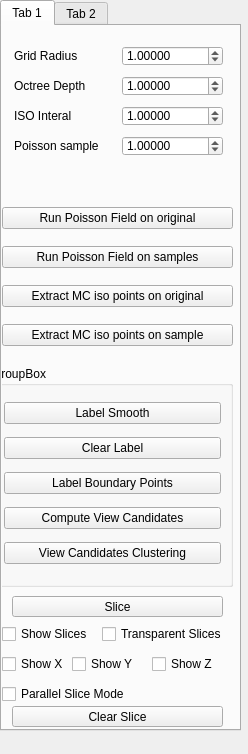
Old version of the form Point Cloud/UI/poisson_para.ui in the repository sunwaylive/quality-driven-poisson-guided-autoscanning.
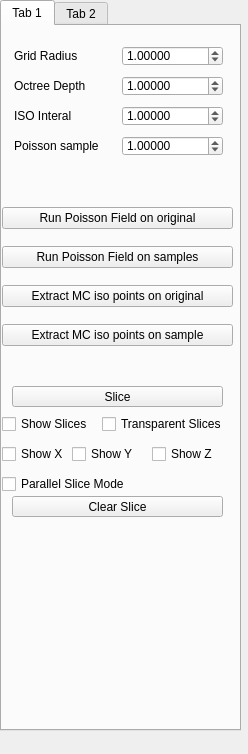
New version of the form. The open tabs and pages were chosen to show the change.

Commit message: remove: is_view_candidates, is_boundary

```diff
--- a/Point Cloud/UI/poisson_para.ui
+++ b/Point Cloud/UI/poisson_para.ui
@@ -33,7 +33,7 @@
      <property name="geometry">
       <rect>
        <x>150</x>
-       <y>630</y>
+       <y>420</y>
        <width>91</width>
        <height>16</height>
       </rect>
@@ -71,7 +71,7 @@
      <property name="geometry">
       <rect>
        <x>0</x>
-       <y>600</y>
+       <y>390</y>
        <width>91</width>
        <height>16</height>
       </rect>
@@ -93,56 +93,6 @@
       <string>Grid Radius</string>
      </property>
     </widget>
-    <widget class="QGroupBox" name="groupBox_2">
-     <property name="geometry">
-      <rect>
-       <x>-10</x>
-       <y>340</y>
-       <width>241</width>
-       <height>221</height>
-      </rect>
-     </property>
-     <property name="title">
-      <string>GroupBox</string>
-     </property>
-     <layout class="QVBoxLayout" name="verticalLayout_2">
-      <item>
-       <widget class="QPushButton" name="pushButton_label_smooth">
-        <property name="text">
-         <string>Label Smooth</string>
-        </property>
-       </widget>
-      </item>
-      <item>
-       <widget class="QPushButton" name="pushButton_clear_label">
-        <property name="text">
-         <string>Clear Label</string>
-        </property>
-       </widget>
-      </item>
-      <item>
-       <widget class="QPushButton" name="pushButton_label_boundary_points">
-        <property name="text">
-         <string>Label Boundary Points</string>
-        </property>
-       </widget>
-      </item>
-      <item>
-       <widget class="QPushButton" name="pushButton_compute_view_candidates">
-        <property name="text">
-         <string>Compute View Candidates</string>
-        </property>
-       </widget>
-      </item>
-      <item>
-       <widget class="QPushButton" name="pushButton_view_candidates_clustering">
-        <property name="text">
-         <string>View Candidates Clustering</string>
-        </property>
-       </widget>
-      </item>
-     </layout>
-    </widget>
     <widget class="QLabel" name="label_2">
      <property name="geometry">
       <rect>
@@ -185,7 +135,7 @@
      <property name="geometry">
       <rect>
        <x>70</x>
-       <y>630</y>
+       <y>420</y>
        <width>91</width>
        <height>16</height>
       </rect>
@@ -198,7 +148,7 @@
      <property name="geometry">
       <rect>
        <x>0</x>
-       <y>630</y>
+       <y>420</y>
        <width>91</width>
        <height>16</height>
       </rect>
@@ -224,7 +174,7 @@
      <property name="geometry">
       <rect>
        <x>10</x>
-       <y>570</y>
+       <y>360</y>
        <width>211</width>
        <height>21</height>
       </rect>
@@ -302,7 +252,7 @@
      <property name="geometry">
       <rect>
        <x>100</x>
-       <y>600</y>
+       <y>390</y>
        <width>131</width>
        <height>16</height>
       </rect>
@@ -353,7 +303,7 @@
      <property name="geometry">
       <rect>
        <x>0</x>
-       <y>660</y>
+       <y>450</y>
        <width>151</width>
        <height>16</height>
       </rect>
@@ -366,7 +316,7 @@
      <property name="geometry">
       <rect>
        <x>10</x>
-       <y>680</y>
+       <y>470</y>
        <width>211</width>
        <height>21</height>
       </rect>
```
Left out of the diff: 3 changed lines with no effect on the pictures. The commit also changes 3 other files.
